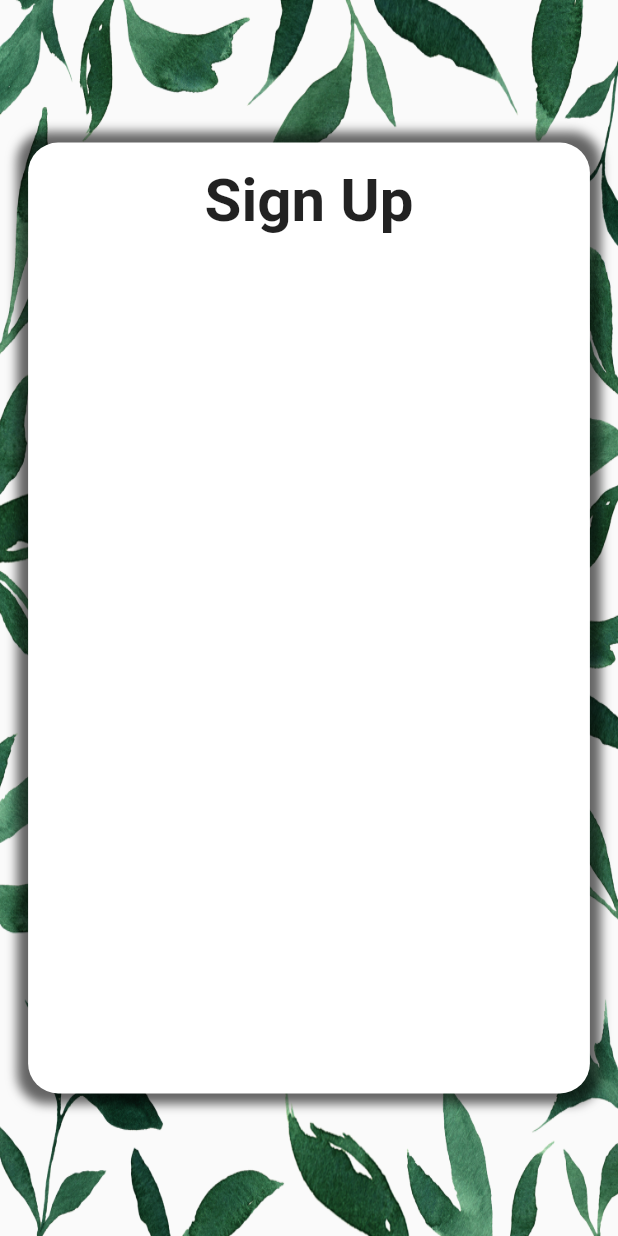
After one commit to SoumitroKarmaker/Practice-UI, a Flutter app: the Sign_Up screen opened directly, on a phone screen of 412 x 824 dp. The commit adds this screen. Run offline on Flutter 3.47's test engine with Material 2 defaults, Android fonts, the phone set to English and light mode, and no system bars; our stand-ins replace smooth_page_indicator.

Commit message:
Sign up page

```diff
--- /dev/null
+++ b/lib/screens/authorization/sign_up.dart
@@ -0,0 +1,52 @@
+import 'package:flutter/material.dart';
+
+class Sign_Up extends StatelessWidget {
+  const Sign_Up({Key? key}) : super(key: key);
+
+  @override
+  Widget build(BuildContext context) {
+    return Scaffold(
+      body: SafeArea(
+        child: Stack(
+          children: [
+            Image.asset(
+              'assects/sign_in_bg.png',
+              fit: BoxFit.fill,
+              height: MediaQuery.of(context).size.height,
+              width: MediaQuery.of(context).size.width,
+            ),
+            // Container(
+            //   color: Colors.black.withOpacity(0.3),
+            //   height: MediaQuery.of(context).size.height,
+            //   width: MediaQuery.of(context).size.width,
+            // ),
+            Center(
+              child: Container(
+                decoration: BoxDecoration(
+                  boxShadow: [
+                    BoxShadow(
+                      color: Colors.black.withOpacity(0.6),blurRadius: 5,spreadRadius: 7
+
+                    )
+                  ],
+                    borderRadius: BorderRadius.circular(20),
+                    color: Colors.white),
+                height: MediaQuery.of(context).size.height / 1.3,
+                width: MediaQuery.of(context).size.width / 1.1,
+                child: Padding(
+                  padding: const EdgeInsets.all(15.0),
+                  child: Column(
+                    children: [
+                      Text('Sign Up', style: TextStyle(fontSize: 40, fontWeight: FontWeight.bold),)
+                    ],
+                  ),
+                ),
+              ),
+            ),
+
+          ],
+        ),
+      ),
+    );
+  }
+}
```
Also changed, not shown: lib/screens/authorization/onBoarding.dart (+16 -4 lines).
